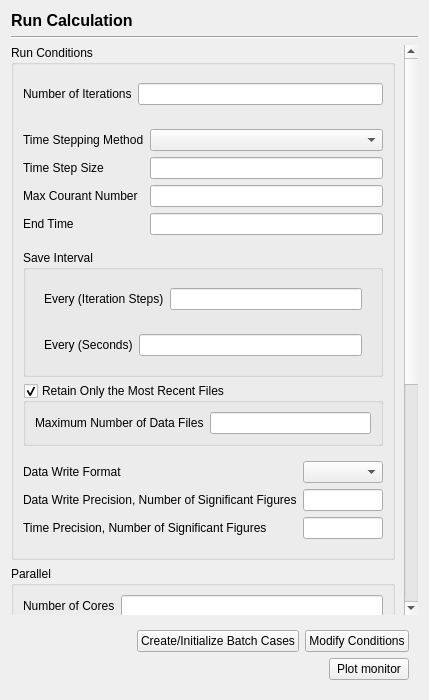
Old version of the form view/solution/run_calculation/run_calculation_page.ui in the repository nextfoam/baram.
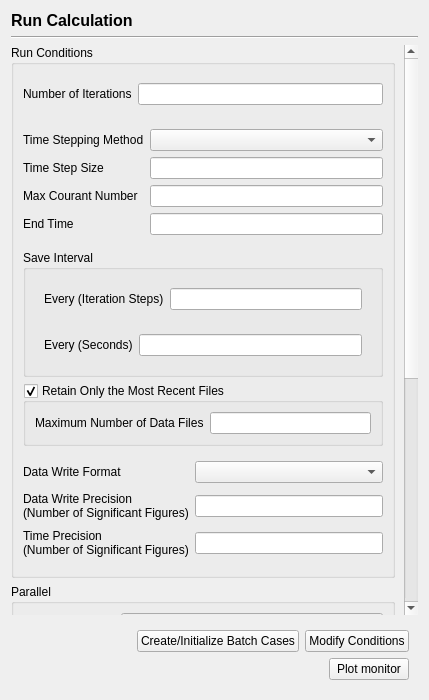
New version of the form.

Commit message: Issue #97, Long label lines have been wrapped

```diff
--- a/view/solution/run_calculation/run_calculation_page.ui
+++ b/view/solution/run_calculation/run_calculation_page.ui
@@ -239,16 +239,16 @@
           </item>
           <item>
            <widget class="QWidget" name="widget" native="true">
-            <layout class="QFormLayout" name="formLayout_4">
-             <property name="rowWrapPolicy">
-              <enum>QFormLayout::WrapLongRows</enum>
-             </property>
+            <layout class="QGridLayout" name="gridLayout">
              <property name="leftMargin">
               <number>0</number>
              </property>
              <property name="rightMargin">
               <number>0</number>
              </property>
+             <property name="verticalSpacing">
+              <number>9</number>
+             </property>
              <item row="0" column="0">
               <widget class="QLabel" name="label_8">
                <property name="text">
@@ -262,7 +262,8 @@
              <item row="1" column="0">
               <widget class="QLabel" name="label_9">
                <property name="text">
-                <string>Data Write Precision, Number of Significant Figures</string>
+                <string>Data Write Precision
+(Number of Significant Figures)</string>
                </property>
               </widget>
              </item>
@@ -272,7 +273,8 @@
              <item row="2" column="0">
               <widget class="QLabel" name="label_10">
                <property name="text">
-                <string>Time Precision, Number of Significant Figures</string>
+                <string>Time Precision
+(Number of Significant Figures)</string>
                </property>
               </widget>
              </item>
```
